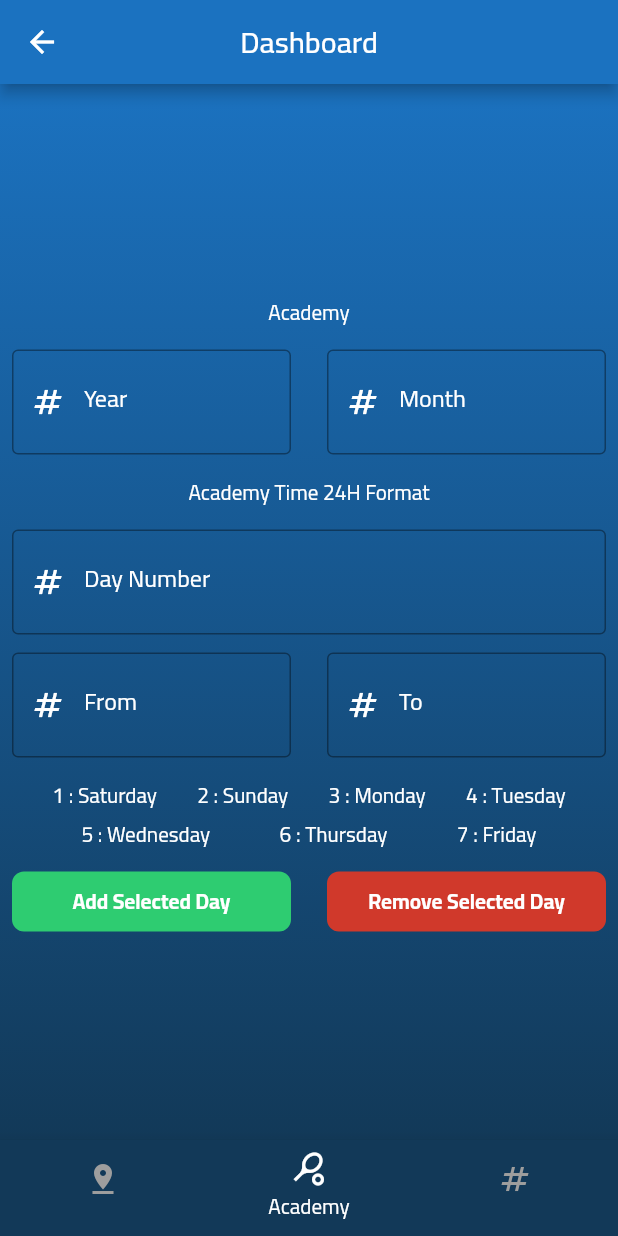
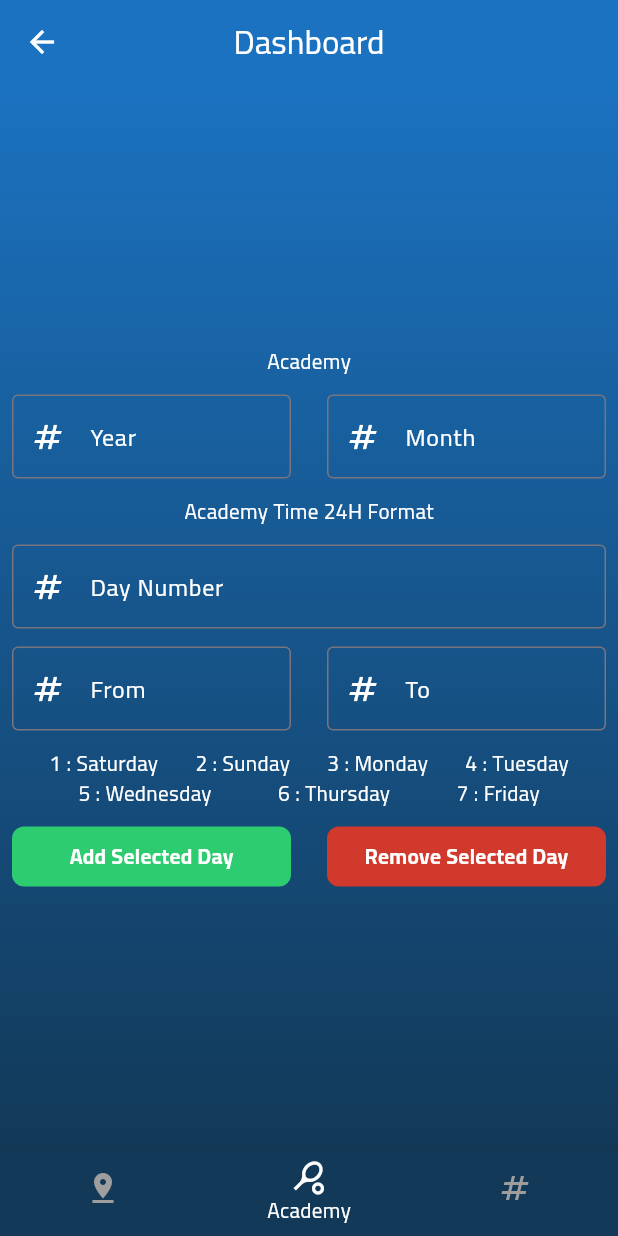
Before and after one commit to AhmedYasserSellow/Padel-Club-Booking-Service, a Flutter app: the DashBoard screen opened by its route, item 2 of the bottom bar chosen, on a phone screen of 412 x 824 dp. Run offline on Flutter 3.47's test engine with Material 2 defaults, Android fonts, the phone set to English and light mode, and no system bars; our stand-ins replace animated_splash_screen, cloud_firestore, firebase_core, flutter_bloc, internet_connection_checker_plus, responsive_sizer and 2 more; accounts and stored records are empty.

Commit message:
padel club

```diff
--- a/lib/components/theme.dart
+++ b/lib/components/theme.dart
@@ -9,12 +9,6 @@ Color academyColor = const Color.fromRGBO(27, 114, 192, 1);
 //Roles
 Color usersColor = const Color.fromRGBO(27, 114, 192, 1);
 Color managersColor = const Color.fromRGBO(18, 57, 88, 1);
-
-//Text-Icons
-Color textColor = Colors.white;
-
-Color selectedTabColor = Colors.blue;
-Color unSelectedTabColor = Colors.grey;
 
 //Links
 
@@ -31,3 +25,10 @@ Color instagramColor3 = const Color.fromRGBO(220, 141, 64, 1);
 
 //Location
 Color locationColor = const Color.fromRGBO(241, 67, 54, 1);
+
+//Theme
+Color backgroundDark = const Color.fromRGBO(48, 48, 48, 1);
+Color indiactorDark = const Color.fromRGBO(100, 255, 218, 1);
+Color backgroundLight = const Color.fromRGBO(250, 250, 250, 1);
+Color indicatorLight = const Color.fromRGBO(33, 150, 243, 1);
+Color textColor = const Color.fromRGBO(255, 255, 255, 1);
--- a/lib/components/widgets/default_button.dart
+++ b/lib/components/widgets/default_button.dart
@@ -5,11 +5,12 @@ Widget defaultButton({
   required String text,
   required Color color,
   Color buttonTextColor = Colors.white,
+  double width = double.infinity,
 }) {
   return InkWell(
     onTap: onTap,
     child: Container(
-      width: double.infinity,
+      width: width,
       height: 40,
       decoration: BoxDecoration(
         color: color,
--- a/lib/dialogs/new_booking_dialog.dart
+++ b/lib/dialogs/new_booking_dialog.dart
@@ -113,9 +113,13 @@ void bookingDialog(
           ),
           actions: [
             const MyBackButton(),
-            ElevatedButton(
-              style: ElevatedButton.styleFrom(
-                backgroundColor: availableColor,
+            TextButton(
+              style: ButtonStyle(
+                  backgroundColor: MaterialStateColor.resolveWith(
+                      (states) => availableColor)),
+              child: Text(
+                'Book',
+                style: TextStyle(color: textColor),
               ),
               onPressed: () async {
                 bool connectionState = await connection.hasConnection;
@@ -154,7 +158,6 @@ void bookingDialog(
                   }
                 }
               },
-              child: const Text('Book'),
             ),
           ],
         );
--- a/lib/layouts/home_layout.dart
+++ b/lib/layouts/home_layout.dart
@@ -54,6 +54,7 @@ class _HomePageState extends State<HomePage> {
                         builder: (context, state) {
                           return Scaffold(
                               appBar: AppBar(
+                                scrolledUnderElevation: 0,
                                 leading: IconButton(
                                   icon: Icon(
                                     Icons.account_circle,
--- a/lib/main.dart
+++ b/lib/main.dart
@@ -1,3 +1,4 @@
+import 'package:booking/components/theme.dart';
 import 'package:booking/layouts/login%20Layout/login_page.dart';
 import 'package:firebase_core/firebase_core.dart';
 import 'package:flutter/material.dart';
@@ -39,8 +40,32 @@ class MyApp extends StatelessWidget {
         builder: (context, state) {
           return MaterialApp(
             theme: AppCubit.get(context).isLightMode
-                ? ThemeData(brightness: Brightness.light, fontFamily: 'Cairo')
-                : ThemeData(brightness: Brightness.dark, fontFamily: 'Cairo'),
+                ? ThemeData(
+                    dialogTheme: DialogTheme(
+                      backgroundColor: backgroundLight,
+                    ),
+                    appBarTheme: const AppBarTheme(scrolledUnderElevation: 0),
+                    useMaterial3: true,
+                    brightness: Brightness.light,
+                    scaffoldBackgroundColor: backgroundLight,
+                    indicatorColor: indicatorLight,
+                    bottomNavigationBarTheme: BottomNavigationBarThemeData(
+                        selectedItemColor: indicatorLight),
+                    fontFamily: 'Cairo',
+                  )
+                : ThemeData(
+                    appBarTheme: const AppBarTheme(scrolledUnderElevation: 0),
+                    dialogTheme: DialogTheme(
+                      backgroundColor: backgroundDark,
+                    ),
+                    useMaterial3: true,
+                    brightness: Brightness.dark,
+                    scaffoldBackgroundColor: backgroundDark,
+                    indicatorColor: indiactorDark,
+                    bottomNavigationBarTheme: BottomNavigationBarThemeData(
+                        selectedItemColor: indiactorDark),
+                    fontFamily: 'Cairo',
+                  ),
             debugShowCheckedModeBanner: false,
             routes: {
               Splash.id: (context) => const Splash(),
```
